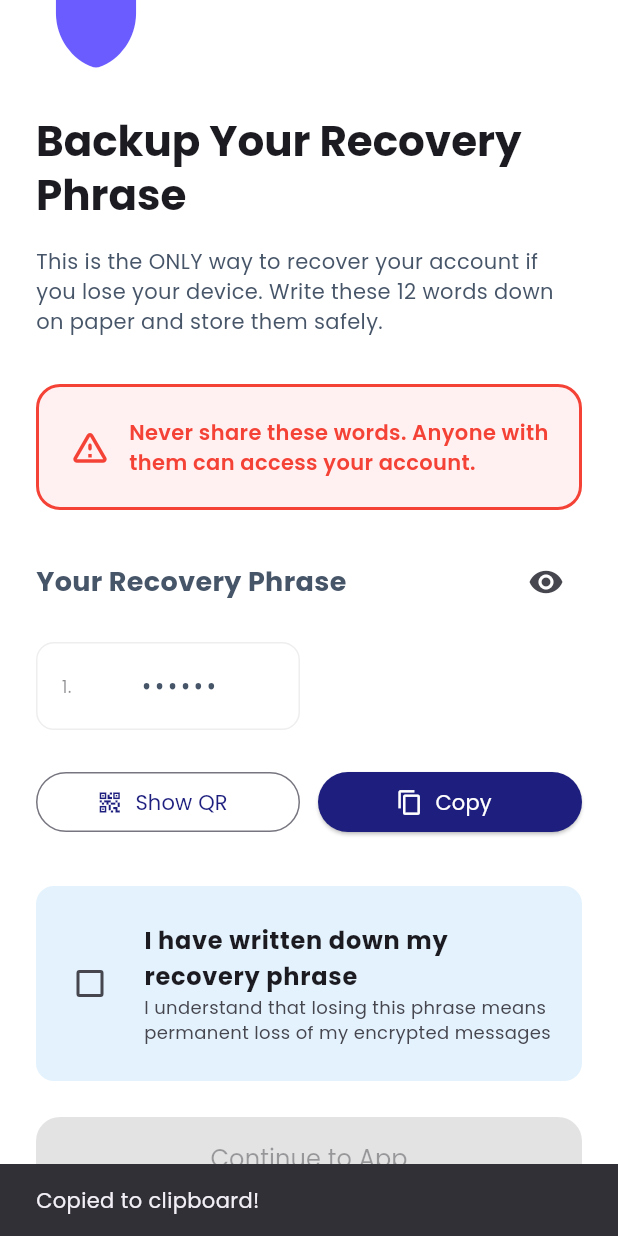
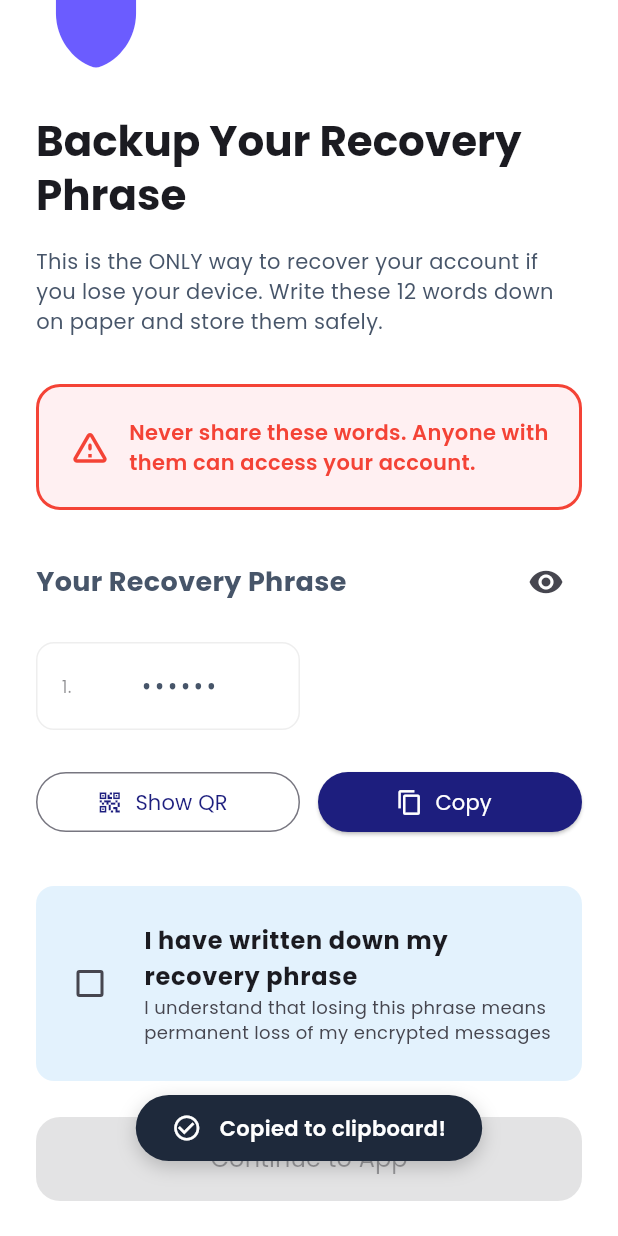
Before and after one commit to Icarus-conf/haki, a Flutter app: the RecoveryOnboardingView screen opened directly with empty values, scrolled down 72 dp, after a tap on "Copy", on a phone screen of 412 x 824 dp. Run offline on Flutter 3.47's test engine with Material 3 defaults, Android fonts, the phone set to English and light mode, and no system bars; our stand-ins replace audioplayers, cached_network_image, custom_refresh_indicator, flutter_secure_storage, image_gallery_saver, image_picker and 4 more; missing offline and left inert: asn1lib, bip39, cryptography, fast_rsa, flutter_webrtc, mobile_scanner and 2 more; accounts and stored records are empty.

Commit message:
snackbars into toasts

```diff
--- /dev/null
+++ b/haki_mobile/lib/utils/toast_utils.dart
@@ -0,0 +1,195 @@
+import 'dart:async';
+
+import 'package:flutter/material.dart';
+
+class ToastUtils {
+  static void showToast(
+    BuildContext context,
+    String message, {
+    bool isError = false,
+    VoidCallback? onUndo,
+  }) {
+    final overlay = Overlay.of(context);
+    late OverlayEntry overlayEntry;
+
+    overlayEntry = OverlayEntry(
+      builder: (context) => _ToastWidget(
+        message: message,
+        isError: isError,
+        onUndo: onUndo == null
+            ? null
+            : () {
+                onUndo();
+                overlayEntry.remove();
+              },
+      ),
+    );
+
+    overlay.insert(overlayEntry);
+
+    // Remove the toast after a delay
+    // If undo is available, give it more time (5s), otherwise 3s
+    Future.delayed(Duration(seconds: onUndo != null ? 5 : 3), () {
+      if (overlayEntry.mounted) {
+        overlayEntry.remove();
+      }
+    });
+  }
+}
+
+class _ToastWidget extends StatefulWidget {
+  final String message;
+  final bool isError;
+  final VoidCallback? onUndo;
+
+  const _ToastWidget({required this.message, this.isError = false, this.onUndo});
+
+  @override
+  State<_ToastWidget> createState() => _ToastWidgetState();
+}
+
+class _ToastWidgetState extends State<_ToastWidget> with SingleTickerProviderStateMixin {
+  late AnimationController _controller;
+  late Animation<double> _opacity;
+  late Animation<Offset> _offset;
+  Timer? _countdownTimer;
+
+  @override
+  void initState() {
+    super.initState();
+    final duration = Duration(seconds: widget.onUndo != null ? 5 : 3);
+
+    _controller = AnimationController(
+      vsync: this,
+      duration: const Duration(milliseconds: 300),
+      reverseDuration: const Duration(milliseconds: 300),
+    );
+
+    _opacity = Tween<double>(
+      begin: 0.0,
+      end: 1.0,
+    ).animate(CurvedAnimation(parent: _controller, curve: Curves.easeOut));
+
+    _offset = Tween<Offset>(
+      begin: const Offset(0, 0.5), // Start slightly below
+      end: Offset.zero,
+    ).animate(CurvedAnimation(parent: _controller, curve: Curves.easeOut));
+
+    _controller.forward();
+
+    // Start fade out before removing
+    _countdownTimer = Timer(duration - const Duration(milliseconds: 400), () {
+      if (mounted) {
+        _controller.reverse();
+      }
+    });
+  }
+
+  @override
+  void dispose() {
+    _controller.dispose();
+    _countdownTimer?.cancel();
+    super.dispose();
+  }
+
+  @override
+  Widget build(BuildContext context) {
+    return Positioned(
+      bottom: 50,
+      left: 20,
+      right: 20,
+      child: Material(
+        color: Colors.transparent,
+        child: PointerInterceptor(
+          child: AnimatedBuilder(
+            animation: _controller,
+            builder: (context, child) {
+              return FadeTransition(
+                opacity: _opacity,
+                child: SlideTransition(
+                  position: _offset,
+                  child: Center(
+                    child: Container(
+                      padding: const EdgeInsets.symmetric(horizontal: 24, vertical: 12),
+                      decoration: BoxDecoration(
+                        color: widget.isError
+                            ? const Color(0xFFEF4444)
+                            : const Color(0xFF1E293B), // Red or Dark Slate
+                        borderRadius: BorderRadius.circular(30),
+                        boxShadow: [
+                          BoxShadow(
+                            color: Colors.black.withOpacity(0.2),
+                            blurRadius: 10,
+                            offset: const Offset(0, 4),
+                          ),
+                        ],
+                      ),
+                      child: Row(
+                        mainAxisSize: MainAxisSize.min,
+                        children: [
+                          if (!widget.isError && widget.onUndo == null) ...[
+                            const Icon(Icons.check_circle_outline, color: Colors.white, size: 20),
+                            const SizedBox(width: 12),
+                          ],
+                          if (widget.isError) ...[
+                            const Icon(Icons.error_outline, color: Colors.white, size: 20),
+                            const SizedBox(width: 12),
+                          ],
+                          Flexible(
+                            child: Text(
+                              widget.message,
+                              style: const TextStyle(
+                                color: Colors.white,
+                                fontSize: 14,
+                                fontWeight: FontWeight.w600,
+                              ),
+                              textAlign: TextAlign.center,
+                            ),
+                          ),
+                          if (widget.onUndo != null) ...[
+                            const SizedBox(width: 12),
+                            Container(
+                              height: 24,
+                              width: 1,
+                              color: Colors.white.withValues(alpha: 0.2),
+                            ),
+                            const SizedBox(width: 4),
+                            TextButton(
+                              onPressed: widget.onUndo,
+                              style: TextButton.styleFrom(
+                                padding: const EdgeInsets.symmetric(horizontal: 8),
+                                minimumSize: Size.zero,
+                                tapTargetSize: MaterialTapTargetSize.shrinkWrap,
+                                foregroundColor: Colors.white,
+                              ),
+                              child: const Text(
+                                'UNDO',
+                                style: TextStyle(fontWeight: FontWeight.bold),
+                              ),
+                            ),
+                          ],
+                        ],
+                      ),
+                    ),
+                  ),
+                ),
+              );
+            },
+          ),
+        ),
+      ),
+    );
+  }
+}
+
+// Helper widget to intercept pointer events if needed, for now just a pass through
+// In complex apps, we might need to block touches below or allow them.
+// By default OverlayEntry blocks touches only on the widget itself.
+class PointerInterceptor extends StatelessWidget {
+  final Widget child;
+  const PointerInterceptor({super.key, required this.child});
+  @override
+  Widget build(BuildContext context) {
+    return child;
+  }
+}
--- a/haki_mobile/lib/views/blocked_users_view.dart
+++ b/haki_mobile/lib/views/blocked_users_view.dart
@@ -5,6 +5,7 @@ import 'package:provider/provider.dart';
 import '../models/user_model.dart';
 import '../providers/chat_provider.dart';
 import '../services/api_service.dart';
+import '../utils/toast_utils.dart';
 
 class BlockedUsersView extends StatefulWidget {
   const BlockedUsersView({super.key});
@@ -50,9 +51,7 @@ class _BlockedUsersViewState extends State<BlockedUsersView> {
       final chat = context.read<ChatProvider>();
       await chat.unblockUser(user.id);
       if (mounted) {
-        ScaffoldMessenger.of(
-          context,
-        ).showSnackBar(SnackBar(content: Text('${user.displayName ?? user.username} unblocked')));
+        ToastUtils.showToast(context, '${user.displayName ?? user.username} unblocked');
         _loadBlockedUsers();
       }
     }
--- a/haki_mobile/lib/views/home_view.dart
+++ b/haki_mobile/lib/views/home_view.dart
@@ -4,6 +4,7 @@ import 'package:provider/provider.dart';
 
 import '../providers/chat_provider.dart';
 import '../utils/story_helper.dart';
+import '../utils/toast_utils.dart';
 import '../widgets/home/add_friend_sheet.dart';
 import '../widgets/home/custom_refresh_indicator_builder.dart';
 import '../widgets/home/empty_state_widget.dart';
@@ -176,9 +177,7 @@ class _HomeViewState extends State<HomeView> {
                                         onPressed: () {
                                           Navigator.pop(ctx);
                                           chat.removeFriend(user.id);
-                                          ScaffoldMessenger.of(context).showSnackBar(
-                                            const SnackBar(content: Text('Friend removed')),
-                                          );
+                                          ToastUtils.showToast(context, 'Friend removed');
                                         },
                                         style: TextButton.styleFrom(foregroundColor: Colors.red),
                                         child: const Text('Remove'),
--- a/haki_mobile/lib/views/recovery_onboarding_view.dart
+++ b/haki_mobile/lib/views/recovery_onboarding_view.dart
@@ -8,6 +8,7 @@ import 'package:provider/provider.dart';
 import 'package:qr_flutter/qr_flutter.dart';
 
 import '../providers/chat_provider.dart';
+import '../utils/toast_utils.dart';
 
 class RecoveryOnboardingView extends StatefulWidget {
   final String mnemonic;
@@ -40,13 +41,11 @@ class _RecoveryOnboardingViewState extends State<RecoveryOnboardingView> {
       );
 
       if (mounted && result['isSuccess'] == true) {
-        ScaffoldMessenger.of(
-          context,
-        ).showSnackBar(const SnackBar(content: Text('QR code saved to gallery!')));
+        ToastUtils.showToast(context, 'QR code saved to gallery!');
       }
     } catch (e) {
       if (mounted) {
-        ScaffoldMessenger.of(context).showSnackBar(SnackBar(content: Text('Failed to save: $e')));
+        ToastUtils.showToast(context, 'Failed to save: $e', isError: true);
       }
     }
   }
@@ -223,9 +222,7 @@ class _RecoveryOnboardingViewState extends State<RecoveryOnboardingView> {
                       child: ElevatedButton.icon(
                         onPressed: () {
                           Clipboard.setData(ClipboardData(text: widget.mnemonic));
-                          ScaffoldMessenger.of(
-                            context,
-                          ).showSnackBar(const SnackBar(content: Text('Copied to clipboard!')));
+                          ToastUtils.showToast(context, 'Copied to clipboard!');
                         },
                         icon: const Icon(Icons.copy),
                         label: const Text('Copy'),
```
Also changed, not shown: haki_mobile/lib/views/chat_view.dart (+2 -7 lines), haki_mobile/lib/views/login_view.dart (+11 -14 lines), haki_mobile/lib/views/profile_view.dart (+5 -12 lines), haki_mobile/lib/views/recovery_phrase_view.dart (+4 -7 lines), haki_mobile/lib/widgets/chat/chat_app_bar.dart (+5 -6 lines), haki_mobile/lib/widgets/chat/delete_message_sheet.dart (+5 -12 lines), haki_mobile/lib/widgets/chat/undo_countdown_snackbar.dart (deleted, +0 -64 lines), haki_mobile/lib/widgets/home/add_friend_sheet.dart (+5 -13 lines).
